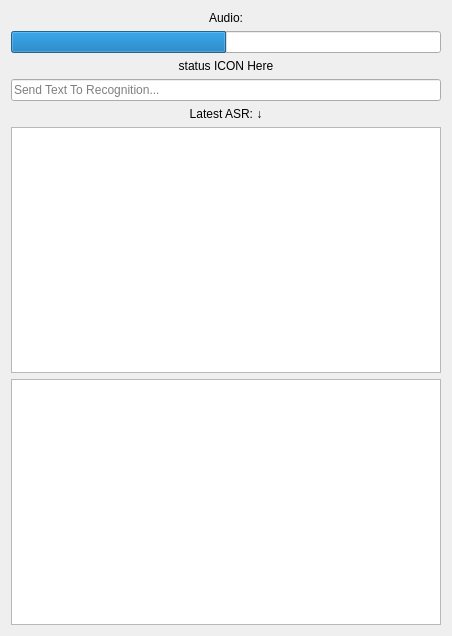
Above: clf_speech_rqt/resource/clf_speech.ui from CentralLabFacilities/speech_recognition before the change. Below: the same form after it.
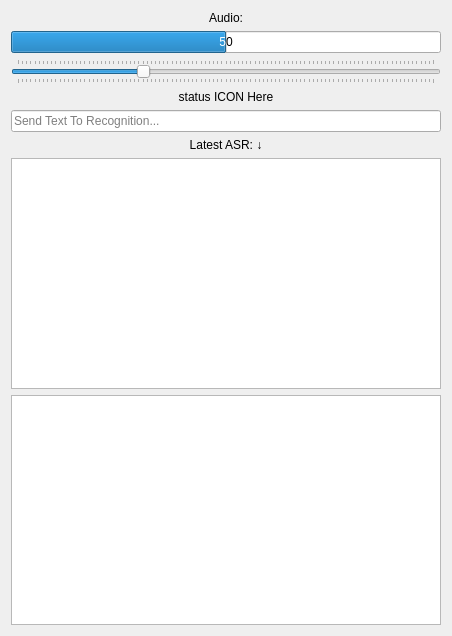
That is the form after the change.

```diff
--- a/clf_speech_rqt/resource/clf_speech.ui
+++ b/clf_speech_rqt/resource/clf_speech.ui
@@ -35,11 +35,33 @@
    </item>
    <item>
     <widget class="QProgressBar" name="audo_bar">
+     <property name="maximum">
+      <number>100</number>
+     </property>
      <property name="value">
       <number>50</number>
      </property>
      <property name="textVisible">
-      <bool>false</bool>
+      <bool>true</bool>
+     </property>
+     <property name="format">
+      <string>%p</string>
+     </property>
+    </widget>
+   </item>
+   <item>
+    <widget class="QSlider" name="audio_slider">
+     <property name="maximum">
+      <number>100</number>
+     </property>
+     <property name="value">
+      <number>30</number>
+     </property>
+     <property name="orientation">
+      <enum>Qt::Horizontal</enum>
+     </property>
+     <property name="tickPosition">
+      <enum>QSlider::TicksBothSides</enum>
      </property>
     </widget>
    </item>
```
